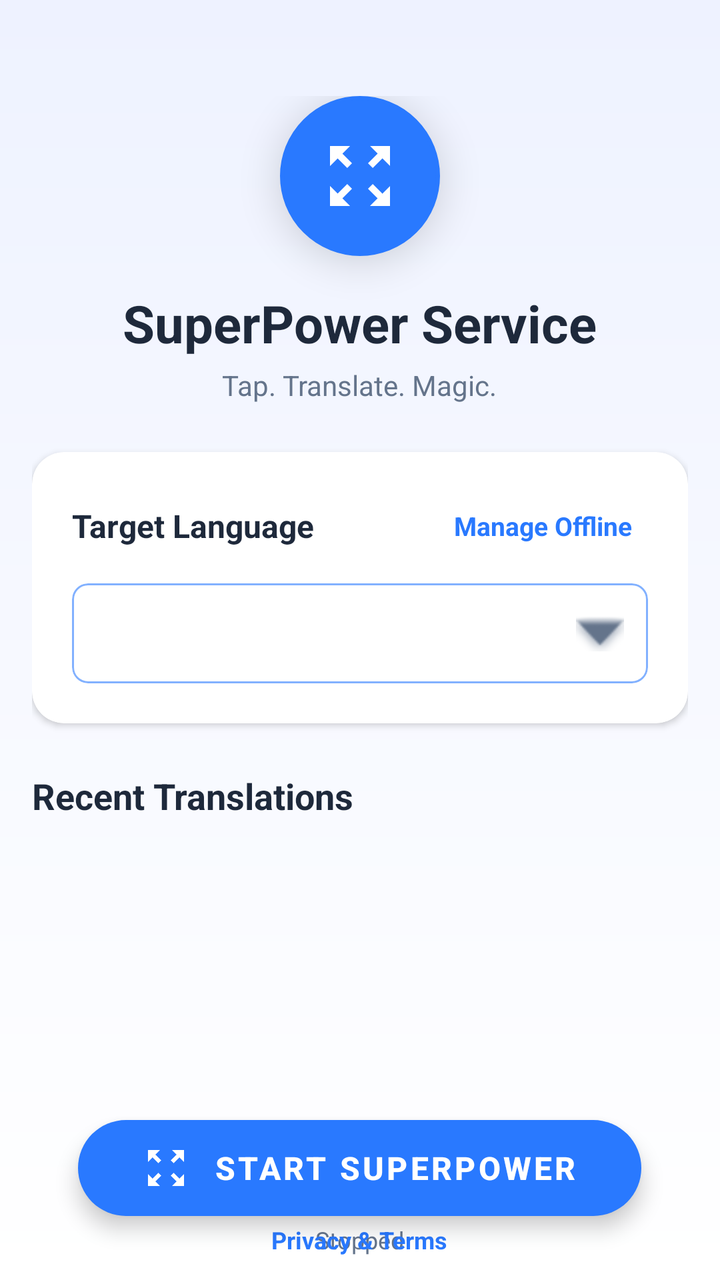
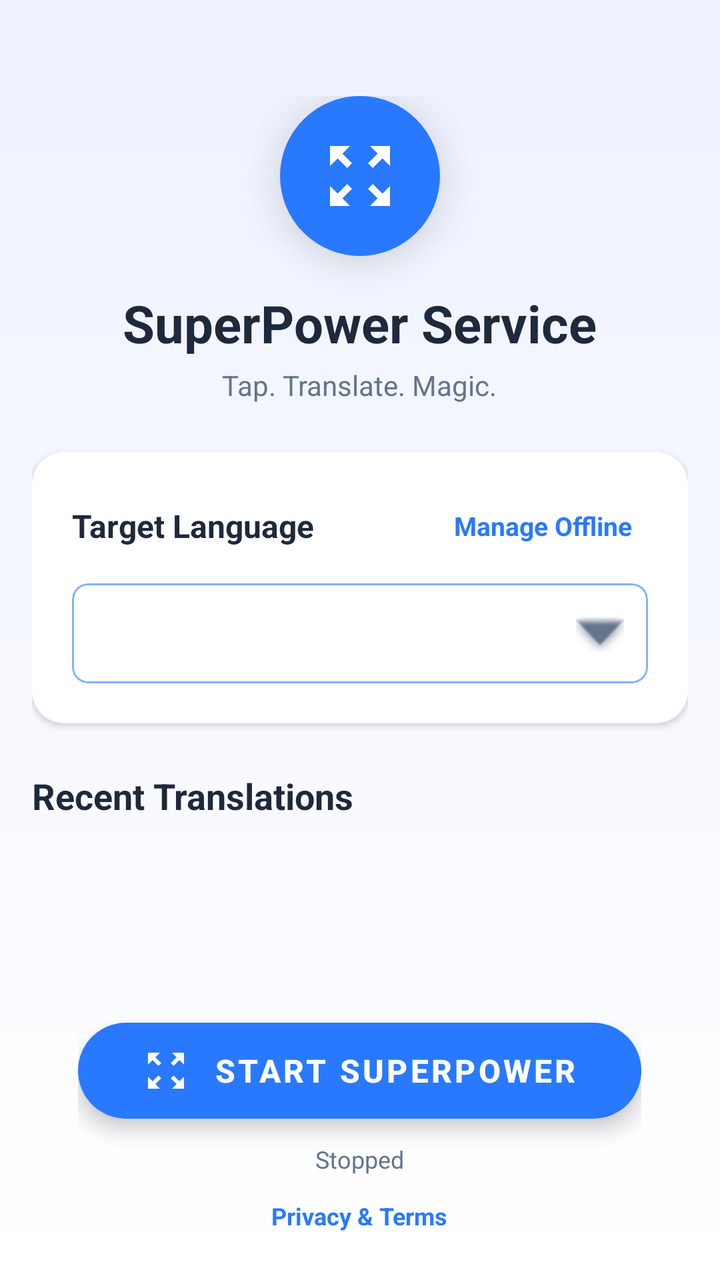

Two renders of the same Android screen: before a commit and after it. Below are the layout's source before the change and the commit's diff.
<!-- AndroidManifest.xml: activity theme Theme.SuperPower -->
<!-- res/layout/activity_main.xml -->
<?xml version="1.0" encoding="utf-8"?>
<androidx.coordinatorlayout.widget.CoordinatorLayout xmlns:android="http://schemas.android.com/apk/res/android"
    xmlns:app="http://schemas.android.com/apk/res-auto"
    android:layout_width="match_parent"
    android:layout_height="match_parent"
    android:background="@drawable/bg_gradient_main">

    <androidx.core.widget.NestedScrollView
        android:layout_width="match_parent"
        android:layout_height="match_parent"
        android:padding="16dp"
        android:clipToPadding="false">

        <LinearLayout
            android:layout_width="match_parent"
            android:layout_height="wrap_content"
            android:orientation="vertical">

            
            <LinearLayout
                android:layout_width="match_parent"
                android:layout_height="wrap_content"
                android:orientation="vertical"
                android:gravity="center"
                android:layout_marginBottom="24dp"
                android:layout_marginTop="32dp">

                <ImageView
                    android:layout_width="80dp"
                    android:layout_height="80dp"
                    android:src="@drawable/ic_scan"
                    android:background="@drawable/bg_circle"
                    android:backgroundTint="@color/purple_500"
                    android:elevation="12dp"
                    android:padding="20dp"
                    app:tint="@color/white" />

                <TextView
                    android:layout_width="wrap_content"
                    android:layout_height="wrap_content"
                    android:text="@string/app_name"
                    android:textSize="26sp"
                    android:textStyle="bold"
                    android:textColor="@color/text_primary"
                    android:layout_marginTop="16dp"/>

                <TextView
                    android:layout_width="wrap_content"
                    android:layout_height="wrap_content"
                    android:text="Tap. Translate. Magic."
                    android:textSize="14sp"
                    android:textColor="@color/text_secondary"
                    android:layout_marginTop="4dp"/>
            </LinearLayout>

            
            <com.google.android.material.card.MaterialCardView
                android:layout_width="match_parent"
                android:layout_height="wrap_content"
                app:cardCornerRadius="16dp"
                app:cardElevation="2dp"
                app:cardBackgroundColor="@color/surface_card"
                android:layout_marginBottom="24dp">

                <LinearLayout
                    android:layout_width="match_parent"
                    android:layout_height="wrap_content"
                    android:orientation="vertical"
                    android:padding="20dp">

                    <LinearLayout
                        android:layout_width="match_parent"
                        android:layout_height="wrap_content"
                        android:gravity="center_vertical">
                        
                        <TextView
                            android:layout_width="0dp"
                            android:layout_height="wrap_content"
                            android:layout_weight="1"
                            android:text="Target Language"
                            android:textStyle="bold"
                            android:textColor="@color/text_primary"
                            android:textSize="16sp"/>

                        <TextView
                            android:id="@+id/btn_manage_models"
                            android:layout_width="wrap_content"
                            android:layout_height="wrap_content"
                            android:text="Manage Offline"
                            android:textColor="@color/purple_500"
                            android:textSize="13sp"
                            android:textStyle="bold"
                            android:background="?attr/selectableItemBackground"
                            android:padding="8dp"/>
                    </LinearLayout>

                    <com.google.android.material.card.MaterialCardView
                         android:layout_width="match_parent"
                         android:layout_height="wrap_content"
                         app:cardCornerRadius="8dp"
                         app:strokeColor="@color/purple_200"
                         app:strokeWidth="1dp"
                         app:cardElevation="0dp"
                         app:cardBackgroundColor="@android:color/transparent"
                         android:layout_marginTop="12dp">
                         
                        <Spinner
                            android:id="@+id/spinner_languages"
                            android:layout_width="match_parent"
                            android:layout_height="50dp"
                            android:background="@android:color/transparent"
                            android:paddingStart="12dp"/>
                         
                        <ImageView
                             android:layout_width="24dp"
                             android:layout_height="24dp"
                             android:src="@android:drawable/arrow_down_float"
                             android:layout_gravity="center_vertical|end"
                             android:layout_marginEnd="12dp"
                             app:tint="@color/text_secondary"/>
                    </com.google.android.material.card.MaterialCardView>

                </LinearLayout>
            </com.google.android.material.card.MaterialCardView>

            
            <LinearLayout
                 android:layout_width="match_parent"
                 android:layout_height="wrap_content"
                 android:orientation="horizontal"
                 android:gravity="center_vertical"
                 android:layout_marginBottom="8dp">

                 <TextView
                    android:layout_width="0dp"
                    android:layout_height="wrap_content"
                    android:layout_weight="1"
                    android:text="Recent Translations"
                    android:textStyle="bold"
                    android:textSize="18sp"
                    android:textColor="@color/text_primary"/>
            </LinearLayout>

            <androidx.recyclerview.widget.RecyclerView
                android:id="@+id/rv_history"
                android:layout_width="match_parent"
                android:layout_height="wrap_content"
                android:nestedScrollingEnabled="false"
                android:minHeight="200dp"/>

            
            <Space
                android:layout_width="match_parent"
                android:layout_height="80dp"/>

        </LinearLayout>
    </androidx.core.widget.NestedScrollView>

    
    <com.google.android.material.floatingactionbutton.ExtendedFloatingActionButton
        android:id="@+id/btn_action"
        android:layout_width="wrap_content"
        android:layout_height="wrap_content"
        android:layout_gravity="bottom|center_horizontal"
        android:layout_marginBottom="32dp"
        android:text="@string/start_service"
        android:textColor="@color/white"
        android:textStyle="bold"
        android:textSize="16sp"
        app:icon="@drawable/ic_scan"
        app:iconTint="@color/white"
        app:backgroundTint="@color/purple_500"
        android:paddingStart="32dp"
        android:paddingEnd="32dp"
        android:elevation="6dp"/>
    
    <TextView
        android:id="@+id/tv_status"
        android:layout_width="wrap_content"
        android:layout_height="wrap_content"
        android:text="Stopped"
        android:textSize="12sp"
        android:textColor="@color/text_secondary"
        android:layout_gravity="bottom|center_horizontal"
        android:layout_marginBottom="12dp"/>

    <TextView
        android:id="@+id/btn_privacy"
        android:layout_width="wrap_content"
        android:layout_height="wrap_content"
        android:text="Privacy &amp; Terms"
        android:textSize="12sp"
        android:textStyle="bold"
        android:textColor="@color/purple_500"
        android:layout_gravity="bottom|center_horizontal"
        android:background="?attr/selectableItemBackground"
        android:padding="8dp"
        android:layout_marginBottom="4dp"/>

</androidx.coordinatorlayout.widget.CoordinatorLayout>
<!-- resources referenced by this layout -->
<resources>
  <color name="purple_200">#82B1FF</color>
  <color name="purple_500">#2979FF</color>
  <color name="surface_card">#FFFFFF</color>
  <color name="text_primary">#1E293B</color>
  <color name="text_secondary">#64748B</color>
  <color name="white">#FFFFFFFF</color>
  <!-- drawable bg_circle (drawable) -->
  <?xml version="1.0" encoding="utf-8"?>
  <shape xmlns:android="http://schemas.android.com/apk/res/android"
      android:shape="oval">
      <solid android:color="@color/purple_500" />
      <stroke android:width="2dp" android:color="#FFFFFF" />
  </shape>
  <!-- drawable bg_gradient_main (drawable) -->
  <?xml version="1.0" encoding="utf-8"?>
  <shape xmlns:android="http://schemas.android.com/apk/res/android"
      android:shape="rectangle">
      <gradient
          android:startColor="#EEF2FF"
          android:endColor="#FFFFFF"
          android:angle="270"
          android:type="linear"/>
  </shape>
  <!-- drawable ic_scan (drawable) -->
  <vector xmlns:android="http://schemas.android.com/apk/res/android"
      android:width="24dp"
      android:height="24dp"
      android:viewportWidth="24"
      android:viewportHeight="24"
      android:tint="#FFFFFF">
    <path
        android:fillColor="@android:color/white"
        android:pathData="M15,3l2.3,2.3l-2.89,2.87l1.42,1.42L18.7,6.7L21,9V3H15zM3,9l2.3,-2.3l2.87,2.89l1.42,-1.42L6.7,5.3L9,3H3V9zM9,21l-2.3,-2.3l2.89,-2.87l-1.42,-1.42L5.3,17.3L3,15v6H9zM21,15l-2.3,2.3l-2.87,-2.89l-1.42,1.42l2.89,2.87L15,21h6V15z"/>
  </vector>
  <string name="app_name">SuperPower Service</string>
  <string name="start_service">Start SuperPower</string>
  <style name="Theme.SuperPower" parent="Theme.MaterialComponents.DayNight.NoActionBar">
          
          <item name="colorPrimary">@color/purple_500</item>
          <item name="colorPrimaryVariant">@color/purple_700</item>
          <item name="colorOnPrimary">@color/white</item>
          
          <item name="colorSecondary">@color/teal_200</item>
          <item name="colorSecondaryVariant">@color/teal_700</item>
          <item name="colorOnSecondary">@color/black</item>
          
          <item name="android:statusBarColor">?attr/colorPrimaryVariant</item>
          
      </style>
  <color name="purple_700">#2962FF</color>
  <color name="teal_200">#80DEEA</color>
  <color name="teal_700">#00BCD4</color>
  <color name="black">#FF000000</color>
</resources>

<!-- the commit's change to res/layout/activity_main.xml (unified diff, before → after) -->
@@ -151,50 +151,58 @@
             
             <Space
                 android:layout_width="match_parent"
-                android:layout_height="80dp"/>
+                android:layout_height="160dp"/>
 
         </LinearLayout>
     </androidx.core.widget.NestedScrollView>
 
     
-    <com.google.android.material.floatingactionbutton.ExtendedFloatingActionButton
-        android:id="@+id/btn_action"
+    <LinearLayout
         android:layout_width="wrap_content"
         android:layout_height="wrap_content"
+        android:orientation="vertical"
+        android:gravity="center_horizontal"
         android:layout_gravity="bottom|center_horizontal"
-        android:layout_marginBottom="32dp"
-        android:text="@string/start_service"
-        android:textColor="@color/white"
-        android:textStyle="bold"
-        android:textSize="16sp"
-        app:icon="@drawable/ic_scan"
-        app:iconTint="@color/white"
-        app:backgroundTint="@color/purple_500"
-        android:paddingStart="32dp"
-        android:paddingEnd="32dp"
-        android:elevation="6dp"/>
-    
-    <TextView
-        android:id="@+id/tv_status"
-        android:layout_width="wrap_content"
-        android:layout_height="wrap_content"
-        android:text="Stopped"
-        android:textSize="12sp"
-        android:textColor="@color/text_secondary"
-        android:layout_gravity="bottom|center_horizontal"
-        android:layout_marginBottom="12dp"/>
-
-    <TextView
-        android:id="@+id/btn_privacy"
-        android:layout_width="wrap_content"
-        android:layout_height="wrap_content"
-        android:text="Privacy &amp; Terms"
-        android:textSize="12sp"
-        android:textStyle="bold"
-        android:textColor="@color/purple_500"
-        android:layout_gravity="bottom|center_horizontal"
-        android:background="?attr/selectableItemBackground"
-        android:padding="8dp"
-        android:layout_marginBottom="4dp"/>
+        android:paddingBottom="16dp"
+        android:clipChildren="false"
+        android:clipToPadding="false">
+
+        <com.google.android.material.floatingactionbutton.ExtendedFloatingActionButton
+            android:id="@+id/btn_action"
+            android:layout_width="wrap_content"
+            android:layout_height="wrap_content"
+            android:text="@string/start_service"
+            android:textColor="@color/white"
+            android:textStyle="bold"
+            android:textSize="16sp"
+            app:icon="@drawable/ic_scan"
+            app:iconTint="@color/white"
+            app:backgroundTint="@color/purple_500"
+            android:paddingStart="32dp"
+            android:paddingEnd="32dp"
+            android:elevation="6dp"/>
+
+        <TextView
+            android:id="@+id/tv_status"
+            android:layout_width="wrap_content"
+            android:layout_height="wrap_content"
+            android:text="Stopped"
+            android:textSize="12sp"
+            android:textColor="@color/text_secondary"
+            android:layout_marginTop="12dp"/>
+
+        <TextView
+            android:id="@+id/btn_privacy"
+            android:layout_width="wrap_content"
+            android:layout_height="wrap_content"
+            android:text="Privacy &amp; Terms"
+            android:textSize="12sp"
+            android:textStyle="bold"
+            android:textColor="@color/purple_500"
+            android:background="?attr/selectableItemBackground"
+            android:padding="8dp"
+            android:layout_marginTop="4dp"/>
+            
+    </LinearLayout>
 
 </androidx.coordinatorlayout.widget.CoordinatorLayout>
